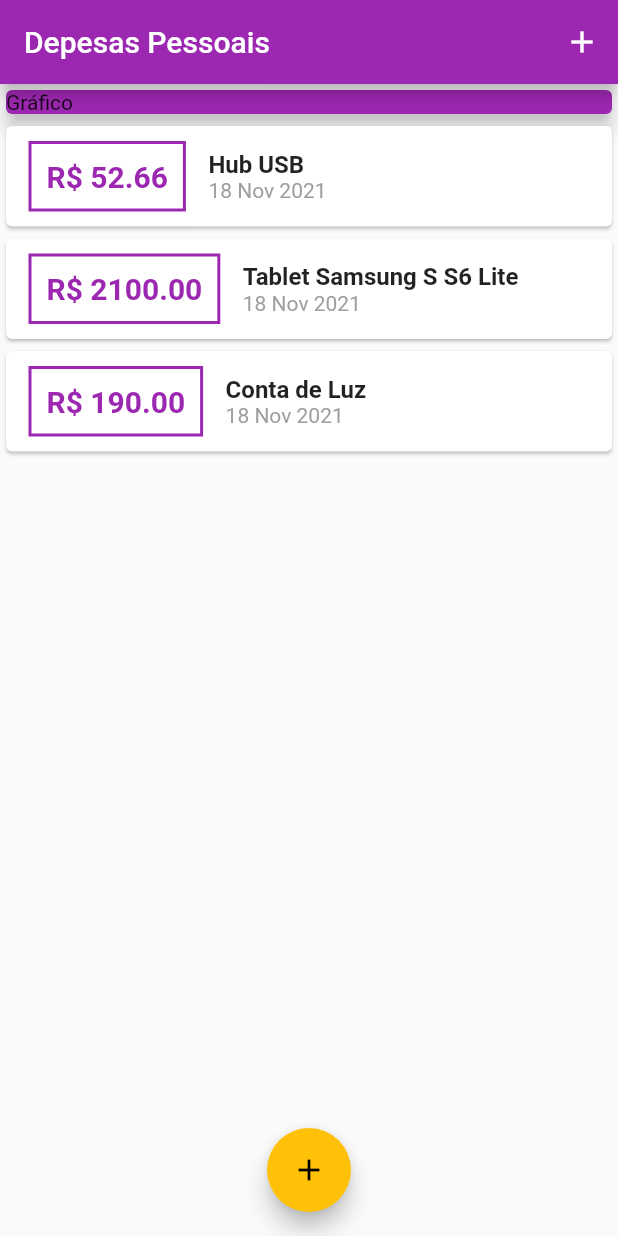
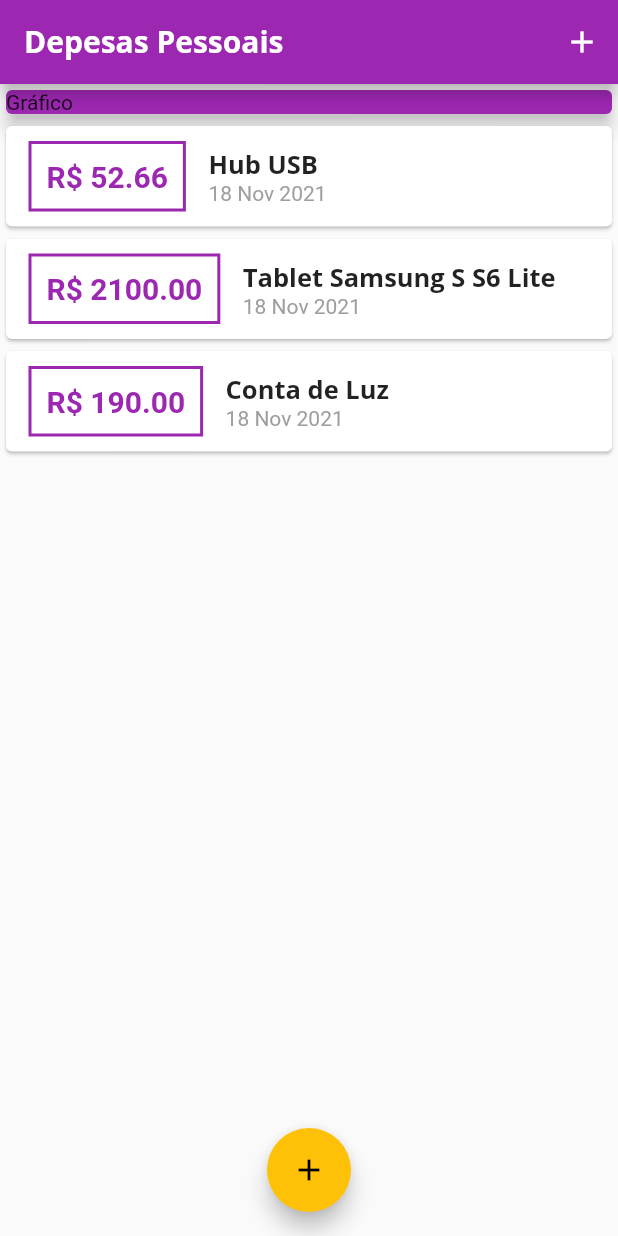
Before and after one commit to stroherdebora/Personal_Expenses, a Flutter app: the screen it shows after launch, on a phone screen of 412 x 824 dp. Run offline on Flutter 3.47's test engine with Material 2 defaults, Android fonts, the phone set to English and light mode, and no system bars.

Commit message:
custom fonts and theme

```diff
--- a/lib/components/transaction_list.dart
+++ b/lib/components/transaction_list.dart
@@ -44,10 +44,7 @@ class TransactionList extends StatelessWidget {
                   children: <Widget>[
                     Text(
                       tr.title,
-                      style: TextStyle(
-                        fontSize: 16,
-                        fontWeight: FontWeight.bold,
-                      ),
+                      style: Theme.of(context).textTheme.headline6,
                     ),
                     Text(
                       DateFormat('d MMM y').format(tr.date),
--- a/lib/main.dart
+++ b/lib/main.dart
@@ -12,9 +12,25 @@ class ExpensesApp extends StatelessWidget {
     return MaterialApp(
       home: MyHomePage(),
       theme: ThemeData(
-        primarySwatch: Colors.purple,
-        accentColor: Colors.amber,
-      ),
+          primarySwatch: Colors.purple,
+          accentColor: Colors.amber,
+          fontFamily: 'Quicksand',
+          textTheme: ThemeData.light().textTheme.copyWith(
+                headline6: TextStyle(
+                  fontFamily: 'OpenSans',
+                  fontSize: 17,
+                  fontWeight: FontWeight.bold,
+                ),
+              ),
+          appBarTheme: AppBarTheme(
+            textTheme: ThemeData.light().textTheme.copyWith(
+                  headline6: TextStyle(
+                    fontFamily: 'OpenSans',
+                    fontSize: 20,
+                    fontWeight: FontWeight.bold,
+                  ),
+                ),
+          )),
     );
   }
 }
@@ -87,7 +103,7 @@ class _MyHomePageState extends State<MyHomePage> {
           children: <Widget>[
             Container(
               child: Card(
-                color: Colors.purple,
+                color: Theme.of(context).primaryColor,
                 child: Text('Gráfico'),
                 elevation: 5,
               ),
```
Also changed, not shown: 2 other files.
